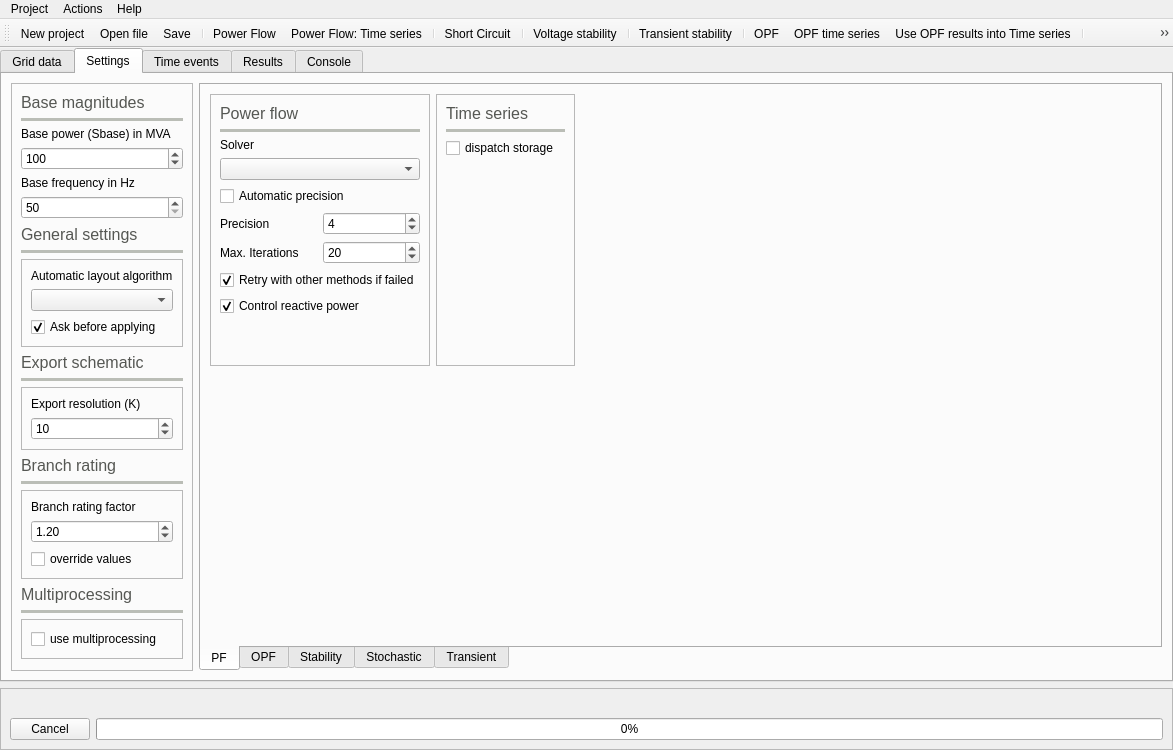
Above: UnderDevelopment/GridCal/Gui/Main/MainWindow.ui from SanPen/GridCal before the change. Below: the same form after it.
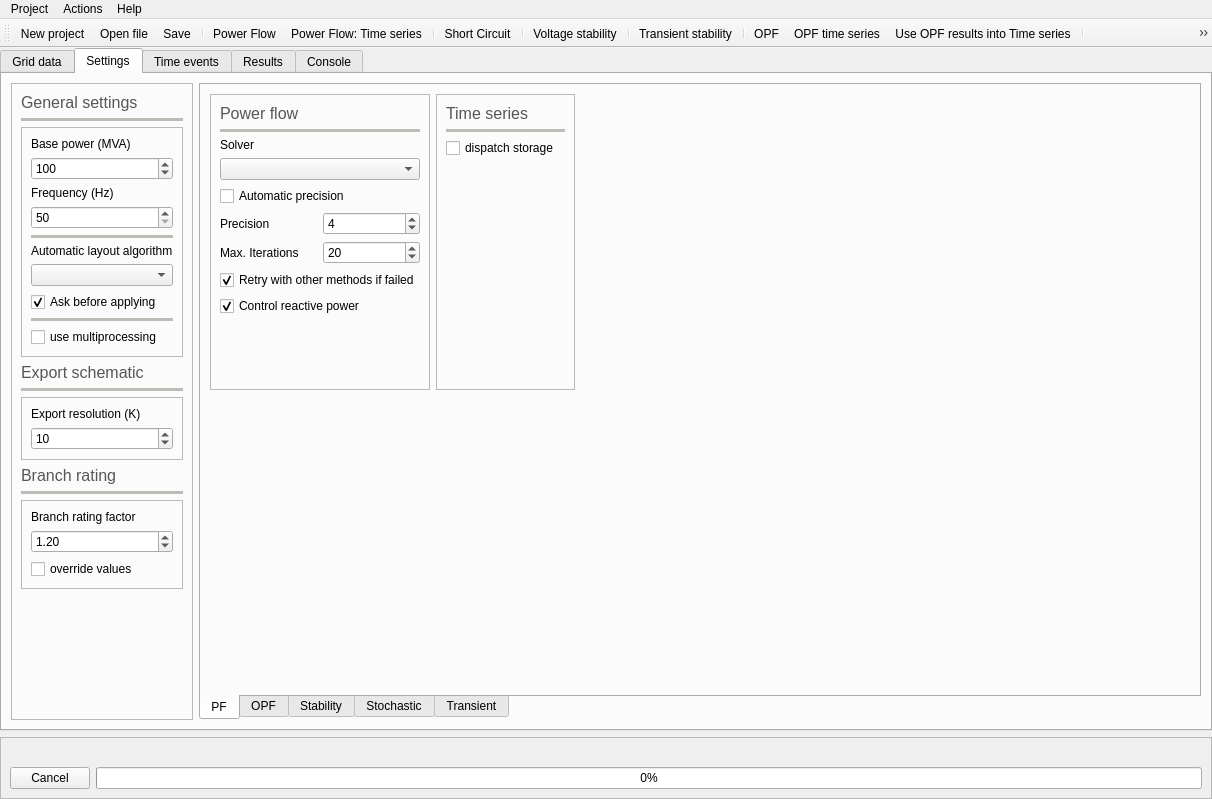
That is the form after the change. The open tabs and pages were chosen to show the change. Icons and pictures are not drawn. Custom widgets are drawn as their Qt base class.

Diff of the .ui file:
```diff
--- a/UnderDevelopment/GridCal/Gui/Main/MainWindow.ui
+++ b/UnderDevelopment/GridCal/Gui/Main/MainWindow.ui
@@ -6,8 +6,8 @@
    <rect>
     <x>0</x>
     <y>0</y>
-    <width>1173</width>
-    <height>723</height>
+    <width>1212</width>
+    <height>799</height>
    </rect>
   </property>
   <property name="baseSize">
@@ -2658,7 +2658,7 @@
           </property>
           <layout class="QVBoxLayout" name="verticalLayout_12">
            <item>
-            <widget class="QLabel" name="label_54">
+            <widget class="QLabel" name="label_11">
              <property name="palette">
               <palette>
                <active>
@@ -2702,12 +2702,12 @@
               </font>
              </property>
              <property name="text">
-              <string>Base magnitudes</string>
+              <string>General settings</string>
              </property>
             </widget>
            </item>
            <item>
-            <widget class="Line" name="line_19">
+            <widget class="Line" name="line_5">
              <property name="palette">
               <palette>
                <active>
@@ -2756,10 +2756,19 @@
              </property>
             </widget>
            </item>
+           <item>
+            <widget class="QFrame" name="frame_25">
+             <property name="frameShape">
+              <enum>QFrame::StyledPanel</enum>
+             </property>
+             <property name="frameShadow">
+              <enum>QFrame::Raised</enum>
+             </property>
+             <layout class="QVBoxLayout" name="verticalLayout_17">
            <item>
             <widget class="QLabel" name="label_57">
              <property name="text">
-              <string>Base power (Sbase) in MVA</string>
+                 <string>Base power (MVA)</string>
              </property>
             </widget>
            </item>
@@ -2782,7 +2791,7 @@
            <item>
             <widget class="QLabel" name="label_58">
              <property name="text">
-              <string>Base frequency in Hz</string>
+                 <string>Frequency (Hz)</string>
              </property>
             </widget>
            </item>
@@ -2803,56 +2812,7 @@
             </widget>
            </item>
            <item>
-            <widget class="QLabel" name="label_11">
-             <property name="palette">
-              <palette>
-               <active>
-                <colorrole role="WindowText">
-                 <brush brushstyle="SolidPattern">
-                  <color alpha="255">
-                   <red>85</red>
-                   <green>87</green>
-                   <blue>83</blue>
-                  </color>
-                 </brush>
-                </colorrole>
-               </active>
-               <inactive>
-                <colorrole role="WindowText">
-                 <brush brushstyle="SolidPattern">
-                  <color alpha="255">
-                   <red>85</red>
-                   <green>87</green>
-                   <blue>83</blue>
-                  </color>
-                 </brush>
-                </colorrole>
-               </inactive>
-               <disabled>
-                <colorrole role="WindowText">
-                 <brush brushstyle="SolidPattern">
-                  <color alpha="255">
-                   <red>190</red>
-                   <green>190</green>
-                   <blue>190</blue>
-                  </color>
-                 </brush>
-                </colorrole>
-               </disabled>
-              </palette>
-             </property>
-             <property name="font">
-              <font>
-               <pointsize>12</pointsize>
-              </font>
-             </property>
-             <property name="text">
-              <string>General settings</string>
-             </property>
-            </widget>
-           </item>
-           <item>
-            <widget class="Line" name="line_5">
+               <widget class="Line" name="line_19">
              <property name="palette">
               <palette>
                <active>
@@ -2901,15 +2861,6 @@
              </property>
             </widget>
            </item>
-           <item>
-            <widget class="QFrame" name="frame_25">
-             <property name="frameShape">
-              <enum>QFrame::StyledPanel</enum>
-             </property>
-             <property name="frameShadow">
-              <enum>QFrame::Raised</enum>
-             </property>
-             <layout class="QVBoxLayout" name="verticalLayout_17">
               <item>
                <widget class="QLabel" name="label_24">
                 <property name="text">
@@ -2946,6 +2897,63 @@
                 </property>
                </widget>
               </item>
+              <item>
+               <widget class="Line" name="line_13">
+                <property name="palette">
+                 <palette>
+                  <active>
+                   <colorrole role="WindowText">
+                    <brush brushstyle="SolidPattern">
+                     <color alpha="255">
+                      <red>186</red>
+                      <green>189</green>
+                      <blue>182</blue>
+                     </color>
+                    </brush>
+                   </colorrole>
+                  </active>
+                  <inactive>
+                   <colorrole role="WindowText">
+                    <brush brushstyle="SolidPattern">
+                     <color alpha="255">
+                      <red>186</red>
+                      <green>189</green>
+                      <blue>182</blue>
+                     </color>
+                    </brush>
+                   </colorrole>
+                  </inactive>
+                  <disabled>
+                   <colorrole role="WindowText">
+                    <brush brushstyle="SolidPattern">
+                     <color alpha="255">
+                      <red>190</red>
+                      <green>190</green>
+                      <blue>190</blue>
+                     </color>
+                    </brush>
+                   </colorrole>
+                  </disabled>
+                 </palette>
+                </property>
+                <property name="frameShadow">
+                 <enum>QFrame::Plain</enum>
+                </property>
+                <property name="lineWidth">
+                 <number>4</number>
+                </property>
+                <property name="orientation">
+                 <enum>Qt::Horizontal</enum>
+                </property>
+               </widget>
+              </item>
+              <item>
+               <widget class="QCheckBox" name="use_multiprocessing_checkBox">
+                <property name="text">
+                 <string>use multiprocessing</string>
+                </property>
+               </widget>
+              </item>
              </layout>
             </widget>
            </item>
@@ -3224,124 +3232,6 @@
              </layout>
             </widget>
            </item>
-           <item>
-            <widget class="QLabel" name="label_44">
-             <property name="palette">
-              <palette>
-               <active>
-                <colorrole role="WindowText">
-                 <brush brushstyle="SolidPattern">
-                  <color alpha="255">
-                   <red>85</red>
-                   <green>87</green>
-                   <blue>83</blue>
-                  </color>
-                 </brush>
-                </colorrole>
-               </active>
-               <inactive>
-                <colorrole role="WindowText">
-                 <brush brushstyle="SolidPattern">
-                  <color alpha="255">
-                   <red>85</red>
-                   <green>87</green>
-                   <blue>83</blue>
-                  </color>
-                 </brush>
-                </colorrole>
-               </inactive>
-               <disabled>
-                <colorrole role="WindowText">
-                 <brush brushstyle="SolidPattern">
-                  <color alpha="255">
-                   <red>190</red>
-                   <green>190</green>
-                   <blue>190</blue>
-                  </color>
-                 </brush>
-                </colorrole>
-               </disabled>
-              </palette>
-             </property>
-             <property name="font">
-              <font>
-               <pointsize>12</pointsize>
-              </font>
-             </property>
-             <property name="text">
-              <string>Multiprocessing</string>
-             </property>
-            </widget>
-           </item>
-           <item>
-            <widget class="Line" name="line_13">
-             <property name="palette">
-              <palette>
-               <active>
-                <colorrole role="WindowText">
-                 <brush brushstyle="SolidPattern">
-                  <color alpha="255">
-                   <red>186</red>
-                   <green>189</green>
-                   <blue>182</blue>
-                  </color>
-                 </brush>
-                </colorrole>
-               </active>
-               <inactive>
-                <colorrole role="WindowText">
-                 <brush brushstyle="SolidPattern">
-                  <color alpha="255">
-                   <red>186</red>
-                   <green>189</green>
-                   <blue>182</blue>
-                  </color>
-                 </brush>
-                </colorrole>
-               </inactive>
-               <disabled>
-                <colorrole role="WindowText">
-                 <brush brushstyle="SolidPattern">
-                  <color alpha="255">
-                   <red>190</red>
-                   <green>190</green>
-                   <blue>190</blue>
-                  </color>
-                 </brush>
-                </colorrole>
-               </disabled>
-              </palette>
-             </property>
-             <property name="frameShadow">
-              <enum>QFrame::Plain</enum>
-             </property>
-             <property name="lineWidth">
-              <number>4</number>
-             </property>
-             <property name="orientation">
-              <enum>Qt::Horizontal</enum>
-             </property>
-            </widget>
-           </item>
-           <item>
-            <widget class="QFrame" name="frame_31">
-             <property name="frameShape">
-              <enum>QFrame::StyledPanel</enum>
-             </property>
-             <property name="frameShadow">
-              <enum>QFrame::Raised</enum>
-             </property>
-             <layout class="QVBoxLayout" name="verticalLayout_21">
-              <item>
-               <widget class="QCheckBox" name="use_multiprocessing_checkBox">
-                <property name="text">
-                 <string>use multiprocessing</string>
-                </property>
-               </widget>
-              </item>
-             </layout>
-            </widget>
-           </item>
            <item>
             <spacer name="verticalSpacer_3">
              <property name="orientation">
@@ -4033,8 +3923,8 @@
     <rect>
      <x>0</x>
      <y>0</y>
-     <width>1173</width>
-     <height>21</height>
+     <width>1212</width>
+     <height>22</height>
     </rect>
    </property>
    <widget class="QMenu" name="menuProject">
```
Left out of the diff: 11 changed lines with no effect on the pictures. Lines whose indentation alone changed are shown as unchanged.
